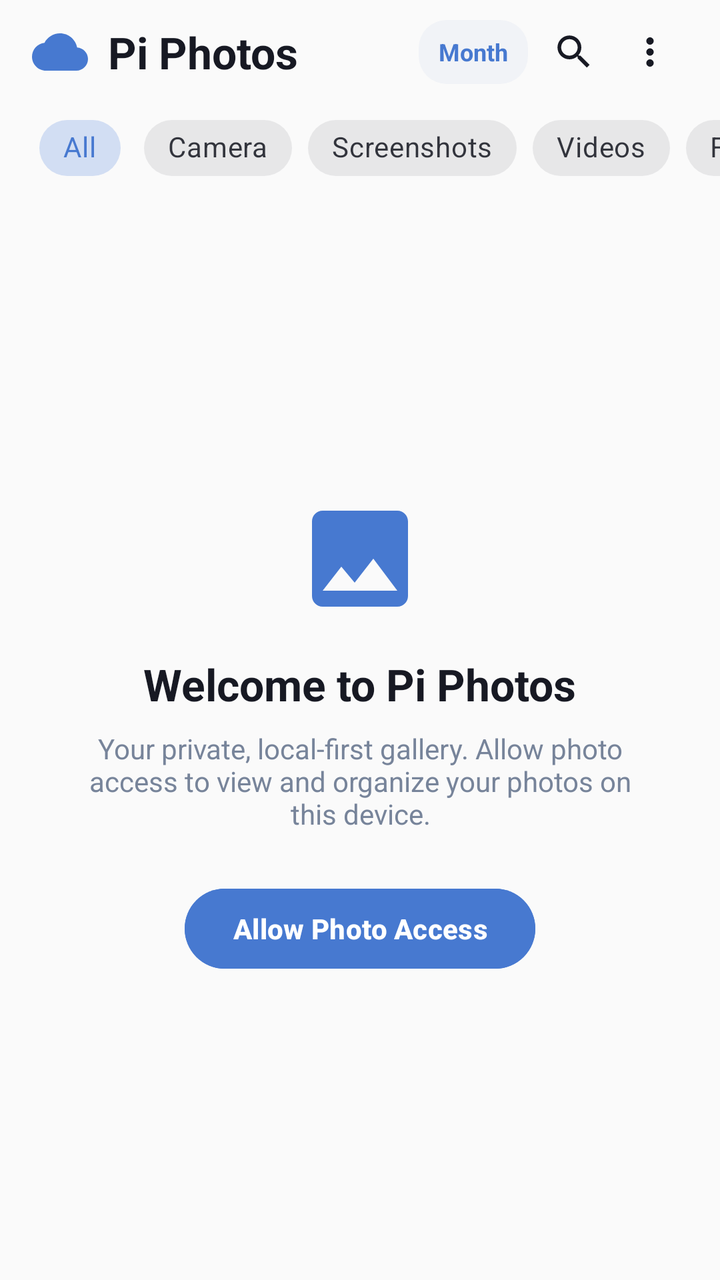
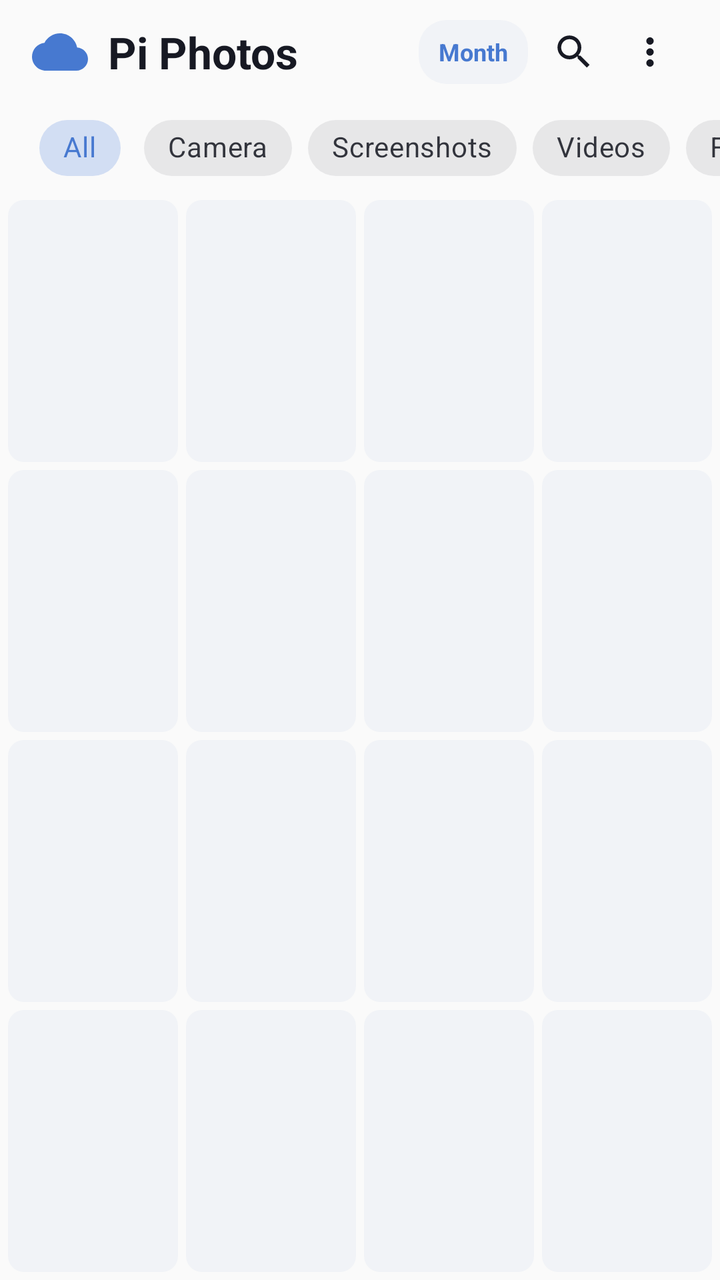

Screens rendered from an Android XML layout before and after an edit, with the pre-edit source and the edit as a unified diff.
<!-- AndroidManifest.xml: application theme Theme.PiPhotos -->
<!-- res/layout/fragment_timeline.xml -->
<?xml version="1.0" encoding="utf-8"?>
<androidx.constraintlayout.widget.ConstraintLayout xmlns:android="http://schemas.android.com/apk/res/android"
    xmlns:app="http://schemas.android.com/apk/res-auto"
    xmlns:tools="http://schemas.android.com/tools"
    android:id="@+id/timelineRoot"
    android:layout_width="match_parent"
    android:layout_height="match_parent"
    android:background="@color/bg_page">

    
    <RelativeLayout
        android:id="@+id/topTimelineHeader"
        android:layout_width="match_parent"
        android:layout_height="52dp"
        android:paddingStart="16dp"
        android:paddingEnd="16dp"
        app:layout_constraintTop_toTopOf="parent">

        
        <LinearLayout
            android:layout_width="wrap_content"
            android:layout_height="wrap_content"
            android:layout_alignParentStart="true"
            android:layout_centerVertical="true"
            android:gravity="center_vertical"
            android:orientation="horizontal">

            <ImageView
                android:layout_width="28dp"
                android:layout_height="28dp"
                android:layout_marginEnd="10dp"
                android:contentDescription="@null"
                android:src="@drawable/ic_pi_cloud" />

            <TextView
                android:layout_width="wrap_content"
                android:layout_height="wrap_content"
                android:text="Pi Photos"
                android:textColor="@color/text_primary"
                android:textSize="22sp"
                android:textStyle="bold" />
        </LinearLayout>

        
        <LinearLayout
            android:layout_width="wrap_content"
            android:layout_height="wrap_content"
            android:layout_alignParentEnd="true"
            android:layout_centerVertical="true"
            android:gravity="center_vertical"
            android:orientation="horizontal">

            <TextView
                android:id="@+id/btnZoomSwitcher"
                android:layout_width="wrap_content"
                android:layout_height="32dp"
                android:layout_marginEnd="4dp"
                android:background="@drawable/bg_status_bar"
                android:gravity="center"
                android:paddingStart="10dp"
                android:paddingEnd="10dp"
                android:text="Month"
                android:textColor="@color/primary_blue"
                android:textSize="12sp"
                android:textStyle="bold" />

            <ImageView
                android:id="@+id/btnTimelineSearch"
                android:layout_width="38dp"
                android:layout_height="38dp"
                android:background="?attr/selectableItemBackgroundBorderless"
                android:contentDescription="@string/cd_search"
                android:padding="8dp"
                android:src="@drawable/ic_search"
                app:tint="@color/text_primary" />

            <ImageView
                android:id="@+id/btnTimelineOverflow"
                android:layout_width="38dp"
                android:layout_height="38dp"
                android:background="?attr/selectableItemBackgroundBorderless"
                android:contentDescription="@string/cd_overflow_menu"
                android:padding="8dp"
                android:src="@drawable/ic_more_vert"
                app:tint="@color/text_primary" />
        </LinearLayout>
    </RelativeLayout>

    
    <RelativeLayout
        android:id="@+id/layoutSelectionBar"
        android:layout_width="match_parent"
        android:layout_height="52dp"
        android:background="@color/surface_card"
        android:elevation="4dp"
        android:paddingStart="16dp"
        android:paddingEnd="16dp"
        android:visibility="gone"
        app:layout_constraintTop_toTopOf="parent">

        <ImageView
            android:id="@+id/btnSelectionClose"
            android:layout_width="38dp"
            android:layout_height="38dp"
            android:layout_alignParentStart="true"
            android:layout_centerVertical="true"
            android:background="?attr/selectableItemBackgroundBorderless"
            android:contentDescription="Close selection"
            android:padding="8dp"
            android:src="@drawable/ic_close"
            app:tint="@color/text_primary" />

        <TextView
            android:id="@+id/tvSelectionCount"
            android:layout_width="wrap_content"
            android:layout_height="wrap_content"
            android:layout_centerVertical="true"
            android:layout_marginStart="12dp"
            android:layout_toEndOf="@id/btnSelectionClose"
            android:text="1 selected"
            android:textColor="@color/text_primary"
            android:textSize="17sp"
            android:textStyle="bold" />

        <LinearLayout
            android:layout_width="wrap_content"
            android:layout_height="wrap_content"
            android:layout_alignParentEnd="true"
            android:layout_centerVertical="true"
            android:gravity="center_vertical"
            android:orientation="horizontal">

            <TextView
                android:id="@+id/btnSelectionSelectAll"
                android:layout_width="wrap_content"
                android:layout_height="wrap_content"
                android:background="?attr/selectableItemBackground"
                android:padding="8dp"
                android:text="All"
                android:textColor="@color/primary_blue"
                android:textSize="14sp"
                android:textStyle="bold" />

            <ImageView
                android:id="@+id/btnSelectionFavorite"
                android:layout_width="38dp"
                android:layout_height="38dp"
                android:background="?attr/selectableItemBackgroundBorderless"
                android:contentDescription="Favorite"
                android:padding="8dp"
                android:src="@drawable/ic_star_filled"
                app:tint="@color/text_primary" />

            <ImageView
                android:id="@+id/btnSelectionShare"
                android:layout_width="38dp"
                android:layout_height="38dp"
                android:background="?attr/selectableItemBackgroundBorderless"
                android:contentDescription="Share"
                android:padding="8dp"
                android:src="@drawable/ic_share"
                app:tint="@color/text_primary" />

            <ImageView
                android:id="@+id/btnSelectionDelete"
                android:layout_width="38dp"
                android:layout_height="38dp"
                android:background="?attr/selectableItemBackgroundBorderless"
                android:contentDescription="Delete"
                android:padding="8dp"
                android:src="@drawable/ic_trash"
                app:tint="@color/status_red" />
        </LinearLayout>
    </RelativeLayout>

    
    <HorizontalScrollView
        android:id="@+id/scrollCategoryChips"
        android:layout_width="match_parent"
        android:layout_height="44dp"
        android:clipToPadding="false"
        android:paddingStart="16dp"
        android:paddingEnd="16dp"
        android:scrollbars="none"
        app:layout_constraintTop_toBottomOf="@id/topTimelineHeader">

        <com.google.android.material.chip.ChipGroup
            android:id="@+id/chipGroupCategories"
            android:layout_width="wrap_content"
            android:layout_height="wrap_content"
            android:layout_gravity="center_vertical"
            app:singleSelection="true">

            <com.google.android.material.chip.Chip
                android:id="@+id/chipAll"
                style="@style/Widget.MaterialComponents.Chip.Choice"
                android:layout_width="wrap_content"
                android:layout_height="wrap_content"
                android:checked="true"
                android:text="All" />

            <com.google.android.material.chip.Chip
                android:id="@+id/chipCamera"
                style="@style/Widget.MaterialComponents.Chip.Choice"
                android:layout_width="wrap_content"
                android:layout_height="wrap_content"
                android:text="Camera" />

            <com.google.android.material.chip.Chip
                android:id="@+id/chipScreenshots"
                style="@style/Widget.MaterialComponents.Chip.Choice"
                android:layout_width="wrap_content"
                android:layout_height="wrap_content"
                android:text="Screenshots" />

            <com.google.android.material.chip.Chip
                android:id="@+id/chipVideos"
                style="@style/Widget.MaterialComponents.Chip.Choice"
                android:layout_width="wrap_content"
                android:layout_height="wrap_content"
                android:text="Videos" />

            <com.google.android.material.chip.Chip
                android:id="@+id/chipFavorites"
                style="@style/Widget.MaterialComponents.Chip.Choice"
                android:layout_width="wrap_content"
                android:layout_height="wrap_content"
                android:text="Favourites" />
        </com.google.android.material.chip.ChipGroup>
    </HorizontalScrollView>

    
    <LinearLayout
        android:id="@+id/bannerPartialAccess"
        android:layout_width="match_parent"
        android:layout_height="wrap_content"
        android:layout_marginStart="16dp"
        android:layout_marginTop="4dp"
        android:layout_marginEnd="16dp"
        android:background="@drawable/bg_status_bar"
        android:orientation="vertical"
        android:padding="12dp"
        android:visibility="gone"
        app:layout_constraintTop_toBottomOf="@id/scrollCategoryChips">

        <LinearLayout
            android:layout_width="match_parent"
            android:layout_height="wrap_content"
            android:gravity="center_vertical"
            android:orientation="horizontal">

            <ImageView
                android:layout_width="16dp"
                android:layout_height="16dp"
                android:contentDescription="@null"
                android:src="@drawable/ic_shield"
                app:tint="@color/status_amber" />

            <TextView
                android:layout_width="0dp"
                android:layout_height="wrap_content"
                android:layout_marginStart="8dp"
                android:layout_weight="1"
                android:text="Limited photo access granted"
                android:textColor="@color/text_primary"
                android:textSize="13sp"
                android:textStyle="bold" />
        </LinearLayout>

        <TextView
            android:layout_width="match_parent"
            android:layout_height="wrap_content"
            android:layout_marginTop="4dp"
            android:text="You\'ve given Pi Photos access to selected photos only."
            android:textColor="@color/text_secondary"
            android:textSize="12sp" />

        <LinearLayout
            android:layout_width="match_parent"
            android:layout_height="wrap_content"
            android:layout_marginTop="6dp"
            android:gravity="end"
            android:orientation="horizontal">

            <TextView
                android:id="@+id/btnPartialSelectMore"
                android:layout_width="wrap_content"
                android:layout_height="wrap_content"
                android:background="?attr/selectableItemBackground"
                android:padding="6dp"
                android:text="Select more"
                android:textColor="@color/primary_blue"
                android:textSize="12sp"
                android:textStyle="bold" />

            <TextView
                android:id="@+id/btnPartialAllowAll"
                android:layout_width="wrap_content"
                android:layout_height="wrap_content"
                android:layout_marginStart="16dp"
                android:background="?attr/selectableItemBackground"
                android:padding="6dp"
                android:text="Allow all"
                android:textColor="@color/primary_blue"
                android:textSize="12sp"
                android:textStyle="bold" />
        </LinearLayout>
    </LinearLayout>

    
    <androidx.constraintlayout.widget.ConstraintLayout
        android:id="@+id/layoutTimelineContent"
        android:layout_width="match_parent"
        android:layout_height="0dp"
        android:visibility="gone"
        app:layout_constraintBottom_toBottomOf="parent"
        app:layout_constraintTop_toBottomOf="@id/bannerPartialAccess">

        <androidx.recyclerview.widget.RecyclerView
            android:id="@+id/rvTimeline"
            android:layout_width="match_parent"
            android:layout_height="match_parent"
            android:clipToPadding="false"
            android:paddingBottom="80dp" />

        
        <FrameLayout
            android:id="@+id/stickyHeaderOverlay"
            android:layout_width="wrap_content"
            android:layout_height="wrap_content"
            android:layout_margin="12dp"
            android:background="@drawable/bg_status_bar"
            android:paddingStart="14dp"
            android:paddingTop="6dp"
            android:paddingEnd="14dp"
            android:paddingBottom="6dp"
            android:visibility="gone"
            app:layout_constraintStart_toStartOf="parent"
            app:layout_constraintTop_toTopOf="parent">

            <TextView
                android:id="@+id/tvStickyHeaderTitle"
                android:layout_width="wrap_content"
                android:layout_height="wrap_content"
                android:textColor="@color/text_primary"
                android:textSize="13sp"
                android:textStyle="bold" />
        </FrameLayout>

        
        <RelativeLayout
            android:id="@+id/layoutFastScroll"
            android:layout_width="wrap_content"
            android:layout_height="match_parent"
            android:layout_alignParentEnd="true"
            android:visibility="gone"
            app:layout_constraintBottom_toBottomOf="parent"
            app:layout_constraintEnd_toEndOf="parent"
            app:layout_constraintTop_toTopOf="parent">

            <TextView
                android:id="@+id/tvFastScrollBubble"
                android:layout_width="wrap_content"
                android:layout_height="wrap_content"
                android:layout_centerVertical="true"
                android:layout_marginEnd="20dp"
                android:background="@drawable/bg_status_bar"
                android:elevation="6dp"
                android:paddingStart="12dp"
                android:paddingTop="6dp"
                android:paddingEnd="12dp"
                android:paddingBottom="6dp"
                android:textColor="@color/primary_blue"
                android:textSize="13sp"
                android:textStyle="bold"
                android:visibility="gone" />

            <View
                android:id="@+id/viewFastScrollThumb"
                android:layout_width="4dp"
                android:layout_height="48dp"
                android:layout_alignParentEnd="true"
                android:layout_centerVertical="true"
                android:layout_marginEnd="2dp"
                android:background="@drawable/bg_fast_scroll_thumb" />
        </RelativeLayout>
    </androidx.constraintlayout.widget.ConstraintLayout>

    
    <LinearLayout
        android:id="@+id/layoutTimelineEmpty"
        android:layout_width="match_parent"
        android:layout_height="0dp"
        android:gravity="center"
        android:orientation="vertical"
        android:padding="32dp"
        android:visibility="visible"
        app:layout_constraintBottom_toBottomOf="parent"
        app:layout_constraintEnd_toEndOf="parent"
        app:layout_constraintStart_toStartOf="parent"
        app:layout_constraintTop_toBottomOf="@id/bannerPartialAccess">

        <ImageView
            android:layout_width="64dp"
            android:layout_height="64dp"
            android:layout_marginBottom="16dp"
            android:contentDescription="@null"
            android:src="@drawable/ic_nav_photos"
            app:tint="@color/primary_blue" />

        <TextView
            android:id="@+id/tvEmptyTitle"
            android:layout_width="wrap_content"
            android:layout_height="wrap_content"
            android:text="Welcome to Pi Photos"
            android:textColor="@color/text_primary"
            android:textSize="22sp"
            android:textStyle="bold" />

        <TextView
            android:id="@+id/tvEmptySubtitle"
            android:layout_width="wrap_content"
            android:layout_height="wrap_content"
            android:layout_marginTop="8dp"
            android:layout_marginBottom="24dp"
            android:gravity="center"
            android:maxWidth="280dp"
            android:text="Your private, local-first gallery. Allow photo access to view and organize your photos on this device."
            android:textColor="@color/text_secondary"
            android:textSize="14sp" />

        <com.google.android.material.button.MaterialButton
            android:id="@+id/btnAllowAccess"
            android:layout_width="wrap_content"
            android:layout_height="48dp"
            android:backgroundTint="@color/accent"
            android:text="Allow Photo Access"
            android:textColor="@color/white"
            android:textStyle="bold"
            app:cornerRadius="24dp" />
    </LinearLayout>

</androidx.constraintlayout.widget.ConstraintLayout>
<!-- resources referenced by this layout -->
<resources>
  <color name="accent">#4779D0</color>
  <color name="bg_page">#FAFAFA</color>
  <color name="primary_blue">#4779D0</color>
  <color name="status_amber">#D97706</color>
  <color name="status_red">#DC4545</color>
  <color name="surface_card">#FFFFFF</color>
  <color name="text_primary">#171923</color>
  <color name="text_secondary">#77849A</color>
  <color name="white">#FFFFFFFF</color>
  <!-- drawable bg_fast_scroll_thumb (drawable) -->
  <?xml version="1.0" encoding="utf-8"?>
  <shape xmlns:android="http://schemas.android.com/apk/res/android"
      android:shape="rectangle">
      <corners android:radius="2dp" />
      <solid android:color="@color/primary_blue" />
  </shape>
  <!-- drawable bg_status_bar (drawable) -->
  <?xml version="1.0" encoding="utf-8"?>
  <shape xmlns:android="http://schemas.android.com/apk/res/android"
      android:shape="rectangle">
      <solid android:color="@color/surface_card_subtle" />
      <corners android:radius="14dp" />
  </shape>
  <!-- drawable ic_close (drawable) -->
  <?xml version="1.0" encoding="utf-8"?>
  <vector xmlns:android="http://schemas.android.com/apk/res/android"
      android:width="24dp"
      android:height="24dp"
      android:viewportWidth="24"
      android:viewportHeight="24">
      <path
          android:fillColor="@color/text_primary"
          android:pathData="M19,6.41L17.59,5 12,10.59 6.41,5 5,6.41 10.59,12 5,17.59 6.41,19 12,13.41 17.59,19 19,17.59 13.41,12z" />
  </vector>
  <!-- drawable ic_nav_photos (drawable) -->
  <vector xmlns:android="http://schemas.android.com/apk/res/android"
      android:width="24dp"
      android:height="24dp"
      android:viewportWidth="24"
      android:viewportHeight="24">
    <path
        android:fillColor="#FF000000"
        android:pathData="M21,19V5c0,-1.1 -0.9,-2 -2,-2H5c-1.1,0 -2,0.9 -2,2v14c0,1.1 0.9,2 2,2h14c1.1,0 2,-0.9 2,-2zM8.5,13.5l2.5,3.01L14.5,12l4.5,6H5l3.5,-4.5z"/>
  </vector>
  <!-- drawable ic_shield (drawable) -->
  <vector xmlns:android="http://schemas.android.com/apk/res/android"
      android:width="20dp"
      android:height="20dp"
      android:viewportWidth="24"
      android:viewportHeight="24">
    <path
        android:fillColor="#FF0066FF"
        android:pathData="M12,1L3,5v6c0,5.55 3.84,10.74 9,12 5.16,-1.26 9,-6.45 9,-12V5l-9,-4zm-2,16l-4,-4 1.41,-1.41L10,14.17l6.59,-6.59L18,9l-8,8z"/>
  </vector>
  <!-- drawable ic_star_filled (drawable) -->
  <vector xmlns:android="http://schemas.android.com/apk/res/android"
      android:width="24dp"
      android:height="24dp"
      android:viewportWidth="24"
      android:viewportHeight="24">
      <path
          android:fillColor="#FFFFD700"
          android:pathData="M12,17.27L18.18,21l-1.64,-7.03L22,9.24l-7.19,-0.61L12,2 9.19,8.63 2,9.24l5.46,4.73L5.82,21z"/>
  </vector>
  <!-- drawable ic_trash (drawable) -->
  <vector xmlns:android="http://schemas.android.com/apk/res/android"
      android:width="22dp"
      android:height="22dp"
      android:viewportWidth="24"
      android:viewportHeight="24">
    <path
        android:fillColor="#FF64748B"
        android:pathData="M16,9v10H8V9h8m-1.5,-6h-5l-1,1H5v2h14V4h-3.5l-1,-1zM18,7H6v12c0,1.1 0.9,2 2,2h8c1.1,0 2,-0.9 2,-2V7z"/>
  </vector>
  <string name="cd_overflow_menu">More options</string>
  <string name="cd_search">Search photos</string>
  <style name="Theme.PiPhotos" parent="Base.Theme.PiPhotos" />
  <color name="surface_card_subtle">#F1F3F7</color>
  <style name="CustomBottomNavStyle" parent="Widget.Material3.BottomNavigationView">
          <item name="itemActiveIndicatorStyle">@style/CustomNavIndicator</item>
      </style>
  <style name="CustomNavIndicator" parent="Widget.Material3.BottomNavigationView.ActiveIndicator">
          <item name="android:color">@color/nav_indicator</item>
          <item name="android:width">54dp</item>
          <item name="android:height">32dp</item>
      </style>
  <color name="nav_indicator">#E4EDFF</color>
  <!-- unchanged entries left out for length: 5 -->
</resources>

<!-- the commit's change to res/layout/fragment_timeline.xml (unified diff, before → after) -->
@@ -189,6 +189,7 @@
             android:layout_width="wrap_content"
             android:layout_height="wrap_content"
             android:layout_gravity="center_vertical"
+            app:selectionRequired="true"
             app:singleSelection="true">
 
             <com.google.android.material.chip.Chip
@@ -308,83 +309,69 @@
     </LinearLayout>
 
     
-    <androidx.constraintlayout.widget.ConstraintLayout
-        android:id="@+id/layoutTimelineContent"
+    <com.example.piphotos.media.TimelineView
+        android:id="@+id/timelineView"
         android:layout_width="match_parent"
         android:layout_height="0dp"
         android:visibility="gone"
         app:layout_constraintBottom_toBottomOf="parent"
+        app:layout_constraintTop_toBottomOf="@id/bannerPartialAccess" />
+
+    
+    <LinearLayout
+        android:id="@+id/layoutTimelineLoading"
+        android:layout_width="match_parent"
+        android:layout_height="0dp"
+        android:orientation="vertical"
+        android:padding="2dp"
+        android:visibility="visible"
+        app:layout_constraintBottom_toBottomOf="parent"
         app:layout_constraintTop_toBottomOf="@id/bannerPartialAccess">
 
-        <androidx.recyclerview.widget.RecyclerView
-            android:id="@+id/rvTimeline"
-            android:layout_width="match_parent"
-            android:layout_height="match_parent"
-            android:clipToPadding="false"
-            android:paddingBottom="80dp" />
-
-        
-        <FrameLayout
-            android:id="@+id/stickyHeaderOverlay"
-            android:layout_width="wrap_content"
-            android:layout_height="wrap_content"
-            android:layout_margin="12dp"
-            android:background="@drawable/bg_status_bar"
-            android:paddingStart="14dp"
-            android:paddingTop="6dp"
-            android:paddingEnd="14dp"
-            android:paddingBottom="6dp"
-            android:visibility="gone"
-            app:layout_constraintStart_toStartOf="parent"
-            app:layout_constraintTop_toTopOf="parent">
-
-            <TextView
-                android:id="@+id/tvStickyHeaderTitle"
-                android:layout_width="wrap_content"
-                android:layout_height="wrap_content"
-                android:textColor="@color/text_primary"
-                android:textSize="13sp"
-                android:textStyle="bold" />
-        </FrameLayout>
-
-        
-        <RelativeLayout
-            android:id="@+id/layoutFastScroll"
-            android:layout_width="wrap_content"
-            android:layout_height="match_parent"
-            android:layout_alignParentEnd="true"
-            android:visibility="gone"
-            app:layout_constraintBottom_toBottomOf="parent"
-            app:layout_constraintEnd_toEndOf="parent"
-            app:layout_constraintTop_toTopOf="parent">
-
-            <TextView
-                android:id="@+id/tvFastScrollBubble"
-                android:layout_width="wrap_content"
-                android:layout_height="wrap_content"
-                android:layout_centerVertical="true"
-                android:layout_marginEnd="20dp"
-                android:background="@drawable/bg_status_bar"
-                android:elevation="6dp"
-                android:paddingStart="12dp"
-                android:paddingTop="6dp"
-                android:paddingEnd="12dp"
-                android:paddingBottom="6dp"
-                android:textColor="@color/primary_blue"
-                android:textSize="13sp"
-                android:textStyle="bold"
-                android:visibility="gone" />
-
-            <View
-                android:id="@+id/viewFastScrollThumb"
-                android:layout_width="4dp"
-                android:layout_height="48dp"
-                android:layout_alignParentEnd="true"
-                android:layout_centerVertical="true"
-                android:layout_marginEnd="2dp"
-                android:background="@drawable/bg_fast_scroll_thumb" />
-        </RelativeLayout>
-    </androidx.constraintlayout.widget.ConstraintLayout>
+        <LinearLayout
+            android:layout_width="match_parent"
+            android:layout_height="0dp"
+            android:layout_weight="1"
+            android:orientation="horizontal">
+            <View android:layout_width="0dp" android:layout_height="match_parent" android:layout_weight="1" android:layout_margin="2dp" android:background="@drawable/bg_placeholder_tile" />
+            <View android:layout_width="0dp" android:layout_height="match_parent" android:layout_weight="1" android:layout_margin="2dp" android:background="@drawable/bg_placeholder_tile" />
+            <View android:layout_width="0dp" android:layout_height="match_parent" android:layout_weight="1" android:layout_margin="2dp" android:background="@drawable/bg_placeholder_tile" />
+            <View android:layout_width="0dp" android:layout_height="match_parent" android:layout_weight="1" android:layout_margin="2dp" android:background="@drawable/bg_placeholder_tile" />
+        </LinearLayout>
+
+        <LinearLayout
+            android:layout_width="match_parent"
+            android:layout_height="0dp"
+            android:layout_weight="1"
+            android:orientation="horizontal">
+            <View android:layout_width="0dp" android:layout_height="match_parent" android:layout_weight="1" android:layout_margin="2dp" android:background="@drawable/bg_placeholder_tile" />
+            <View android:layout_width="0dp" android:layout_height="match_parent" android:layout_weight="1" android:layout_margin="2dp" android:background="@drawable/bg_placeholder_tile" />
+            <View android:layout_width="0dp" android:layout_height="match_parent" android:layout_weight="1" android:layout_margin="2dp" android:background="@drawable/bg_placeholder_tile" />
+            <View android:layout_width="0dp" android:layout_height="match_parent" android:layout_weight="1" android:layout_margin="2dp" android:background="@drawable/bg_placeholder_tile" />
+        </LinearLayout>
+
+        <LinearLayout
+            android:layout_width="match_parent"
+            android:layout_height="0dp"
+            android:layout_weight="1"
+            android:orientation="horizontal">
+            <View android:layout_width="0dp" android:layout_height="match_parent" android:layout_weight="1" android:layout_margin="2dp" android:background="@drawable/bg_placeholder_tile" />
+            <View android:layout_width="0dp" android:layout_height="match_parent" android:layout_weight="1" android:layout_margin="2dp" android:background="@drawable/bg_placeholder_tile" />
+            <View android:layout_width="0dp" android:layout_height="match_parent" android:layout_weight="1" android:layout_margin="2dp" android:background="@drawable/bg_placeholder_tile" />
+            <View android:layout_width="0dp" android:layout_height="match_parent" android:layout_weight="1" android:layout_margin="2dp" android:background="@drawable/bg_placeholder_tile" />
+        </LinearLayout>
+
+        <LinearLayout
+            android:layout_width="match_parent"
+            android:layout_height="0dp"
+            android:layout_weight="1"
+            android:orientation="horizontal">
+            <View android:layout_width="0dp" android:layout_height="match_parent" android:layout_weight="1" android:layout_margin="2dp" android:background="@drawable/bg_placeholder_tile" />
+            <View android:layout_width="0dp" android:layout_height="match_parent" android:layout_weight="1" android:layout_margin="2dp" android:background="@drawable/bg_placeholder_tile" />
+            <View android:layout_width="0dp" android:layout_height="match_parent" android:layout_weight="1" android:layout_margin="2dp" android:background="@drawable/bg_placeholder_tile" />
+            <View android:layout_width="0dp" android:layout_height="match_parent" android:layout_weight="1" android:layout_margin="2dp" android:background="@drawable/bg_placeholder_tile" />
+        </LinearLayout>
+    </LinearLayout>
 
     
     <LinearLayout
@@ -394,7 +381,7 @@
         android:gravity="center"
         android:orientation="vertical"
         android:padding="32dp"
-        android:visibility="visible"
+        android:visibility="gone"
         app:layout_constraintBottom_toBottomOf="parent"
         app:layout_constraintEnd_toEndOf="parent"
         app:layout_constraintStart_toStartOf="parent"
<!-- resource entries referenced after the edit -->
@@ -9,12 +9,12 @@
   <color name="text_primary">#171923</color>
   <color name="text_secondary">#77849A</color>
   <color name="white">#FFFFFFFF</color>
-  <!-- drawable bg_fast_scroll_thumb (drawable) -->
+  <!-- drawable bg_placeholder_tile (drawable) -->
   <?xml version="1.0" encoding="utf-8"?>
   <shape xmlns:android="http://schemas.android.com/apk/res/android"
       android:shape="rectangle">
-      <corners android:radius="2dp" />
-      <solid android:color="@color/primary_blue" />
+      <solid android:color="@color/surface_card_subtle" />
+      <corners android:radius="8dp" />
   </shape>
   <!-- drawable bg_status_bar (drawable) -->
   <?xml version="1.0" encoding="utf-8"?>
